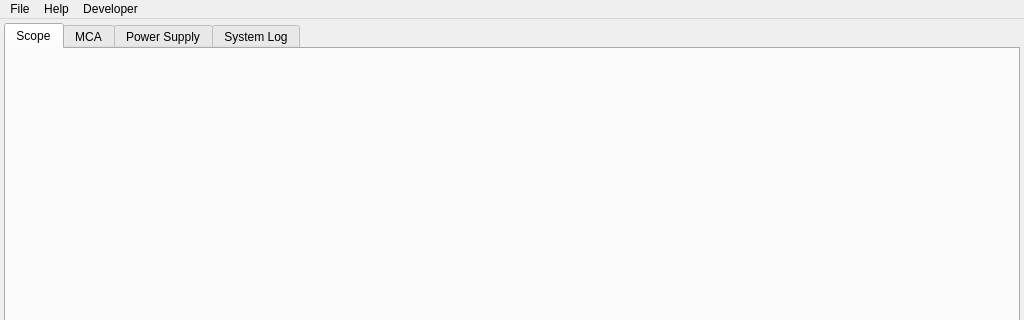
Above: forms/main_window.ui from nucliflare/nlub-digitizer-community before the change; both pictures show x 0 to 1024 and y 0 to 320 of the 1024 by 768 pixel window. Below: the same form after it.
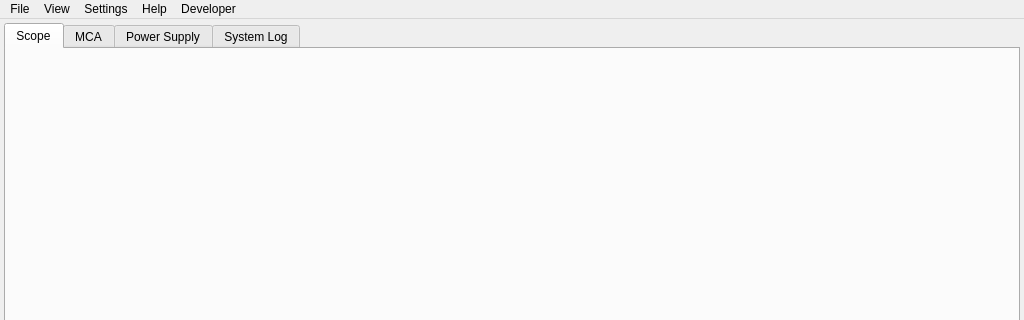
That is the form after the change. Custom widgets are drawn as their Qt base class.

Patch:
```diff
--- a/forms/main_window.ui
+++ b/forms/main_window.ui
@@ -98,7 +98,17 @@
     <addaction name="actionShowSystemLog"/>
     <addaction name="actionDebugMode"/>
    </widget>
+   <widget class="QMenu" name="menuView">
+    <property name="title"><string>View</string></property>
+    <addaction name="actionResetDocks"/>
+   </widget>
+   <widget class="QMenu" name="menuSettings">
+    <property name="title"><string>Settings</string></property>
+    <addaction name="actionDmaSaveFolder"/>
+   </widget>
    <addaction name="menuFile"/>
+   <addaction name="menuView"/>
+   <addaction name="menuSettings"/>
    <addaction name="menuHelp"/>
    <addaction name="menuDeveloper"/>
   </widget>
```
Left out of the diff: 6 changed lines with no effect on the pictures.
